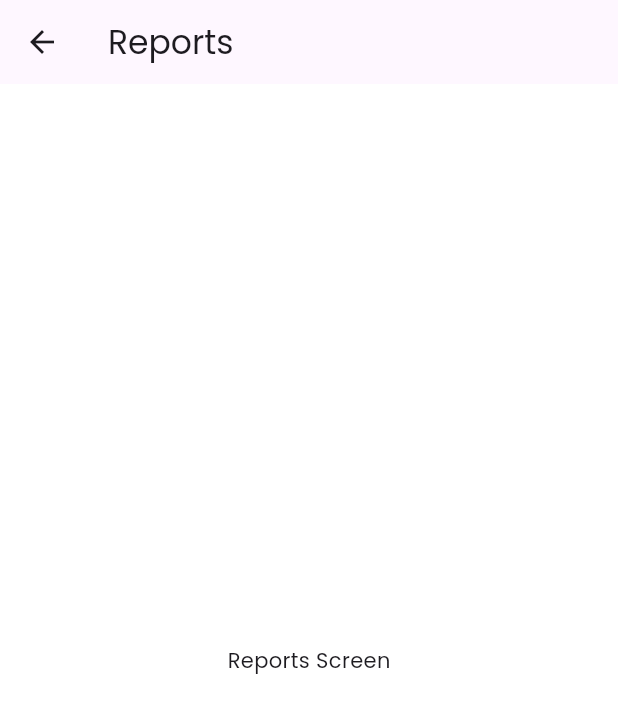
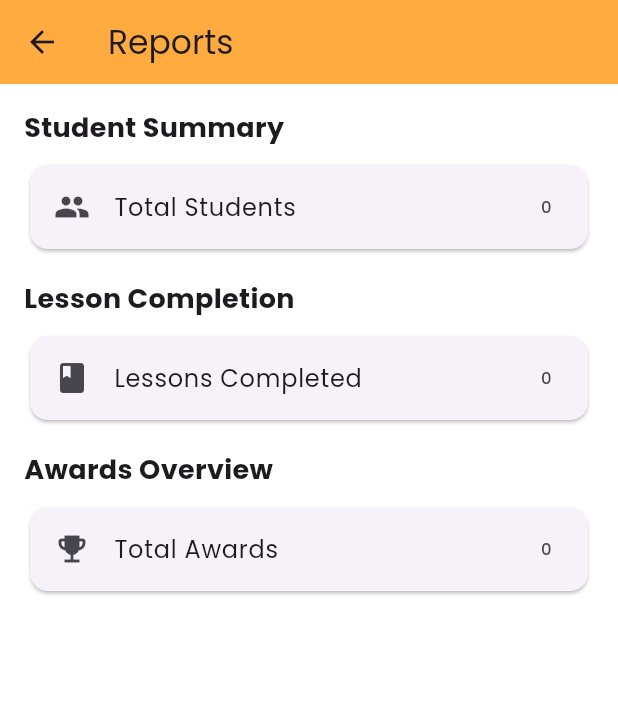
Before and after one commit to Arsema13/kid-s-learning-platfrom, a Flutter app: the ReportsScreen screen opened directly, on a phone screen of 412 x 824 dp. Shown: the top 713 px of the screen. Run offline on Flutter 3.47's test engine with Material 3 defaults, Android fonts, the phone set to English and light mode, and no system bars; our stand-ins replace cloud_firestore, confetti, firebase_auth, firebase_core, google_fonts, lottie and 2 more; accounts and stored records are empty.

Commit message:
added report screen

```diff
--- a/lib/screens/admin/reports_screen.dart
+++ b/lib/screens/admin/reports_screen.dart
@@ -1,13 +1,106 @@
 import 'package:flutter/material.dart';
+import 'package:cloud_firestore/cloud_firestore.dart';
 
 class ReportsScreen extends StatelessWidget {
   const ReportsScreen({super.key});
 
+  // Fetch total number of students
+  Future<int> fetchTotalStudents() async {
+    final snapshot = await FirebaseFirestore.instance.collection('users').get();
+    return snapshot.docs.length;
+  }
+
+  // Fetch total number of lessons completed
+  Future<int> fetchTotalLessonCompletions() async {
+    final snapshot = await FirebaseFirestore.instance.collection('lessons').get();
+    int total = 0;
+    for (var doc in snapshot.docs) {
+      final data = doc.data();
+      if (data.containsKey('completedBy')) {
+        total += (data['completedBy'] as List).length;
+      }
+    }
+    return total;
+  }
+
+  // Fetch total number of awards
+  Future<int> fetchTotalAwards() async {
+    final snapshot = await FirebaseFirestore.instance.collection('users').get();
+    int total = 0;
+    for (var doc in snapshot.docs) {
+      final data = doc.data();
+      if (data.containsKey('achievements')) {
+        total += (data['achievements'] as List).length;
+      }
+    }
+    return total;
+  }
+
   @override
   Widget build(BuildContext context) {
     return Scaffold(
-      appBar: AppBar(title: const Text("Reports")),
-      body: const Center(child: Text("Reports Screen")),
+      appBar: AppBar(title: const Text("Reports"), backgroundColor: Colors.orangeAccent),
+      body: SingleChildScrollView(
+        padding: const EdgeInsets.all(16),
+        child: Column(
+          crossAxisAlignment: CrossAxisAlignment.start,
+          children: [
+            const Text("Student Summary", style: TextStyle(fontSize: 18, fontWeight: FontWeight.bold)),
+            const SizedBox(height: 8),
+            FutureBuilder<int>(
+              future: fetchTotalStudents(),
+              builder: (context, snapshot) {
+                if (!snapshot.hasData) {
+                  return const Center(child: CircularProgressIndicator());
+                }
+                return Card(
+                  child: ListTile(
+                    leading: const Icon(Icons.people),
+                    title: const Text("Total Students"),
+                    trailing: Text(snapshot.data.toString()),
+                  ),
+                );
+              },
+            ),
+            const SizedBox(height: 16),
+            const Text("Lesson Completion", style: TextStyle(fontSize: 18, fontWeight: FontWeight.bold)),
+            const SizedBox(height: 8),
+            FutureBuilder<int>(
+              future: fetchTotalLessonCompletions(),
+              builder: (context, snapshot) {
+                if (!snapshot.hasData) {
+                  return const Center(child: CircularProgressIndicator());
+                }
+                return Card(
+                  child: ListTile(
+                    leading: const Icon(Icons.book),
+                    title: const Text("Lessons Completed"),
+                    trailing: Text(snapshot.data.toString()),
+                  ),
+                );
+              },
+            ),
+            const SizedBox(height: 16),
+            const Text("Awards Overview", style: TextStyle(fontSize: 18, fontWeight: FontWeight.bold)),
+            const SizedBox(height: 8),
+            FutureBuilder<int>(
+              future: fetchTotalAwards(),
+              builder: (context, snapshot) {
+                if (!snapshot.hasData) {
+                  return const Center(child: CircularProgressIndicator());
+                }
+                return Card(
+                  child: ListTile(
+                    leading: const Icon(Icons.emoji_events),
+                    title: const Text("Total Awards"),
+                    trailing: Text(snapshot.data.toString()),
+                  ),
+                );
+              },
+            ),
+          ],
+        ),
+      ),
     );
   }
 }
```
